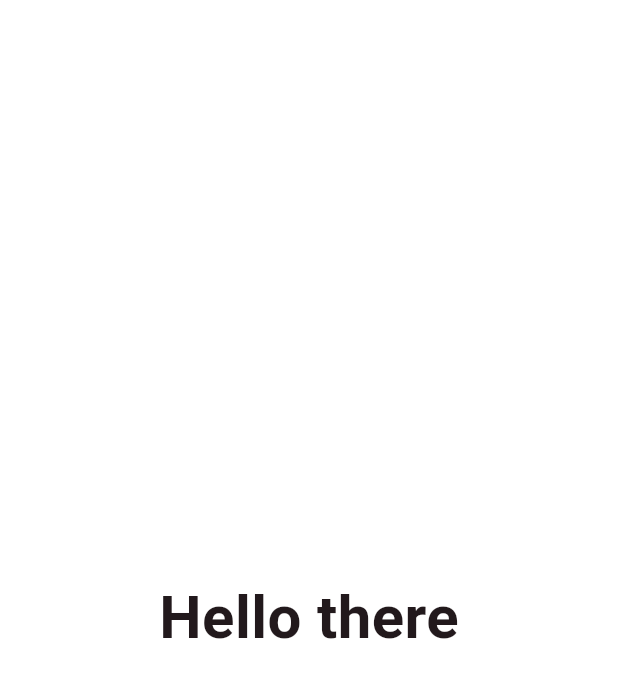
After one commit to ManuelAlex/random_background_color, a Flutter app: the screen it shows after launch, on a phone screen of 412 x 824 dp. The commit adds this screen. Shown: the top 678 px of the screen. Run offline on Flutter 3.47's test engine with Material 3 defaults, Android fonts, the phone set to English and light mode, and no system bars.

Commit message:
added assistive touch menu with reset button

```diff
--- a/lib/random_background_color.dart
+++ b/lib/random_background_color.dart
@@ -1,7 +1,7 @@
-
-
 import 'package:flutter/material.dart';
 import 'package:random_background_color/rgb_color_generator.dart';
+import 'package:random_background_color/touch_assitance_menu.dart';
+
 /// The class [RandomBackgroundColor] is  the base of the core implementation
 /// of the  random background color  with a center text 'Hello there'
 class RandomBackgroundColor extends StatefulWidget {
@@ -15,41 +15,51 @@ class RandomBackgroundColor extends StatefulWidget {
 class _RandomBackgroundColorState extends State<RandomBackgroundColor> {
   final RgbColorGenerator _rgbIntGenerator = RgbColorGenerator();
 
+  // code aesthetics using getters and setters to set color values
+  Color _backgroundColor = RgbColorGenerator.defaultColor;
+  Color get backgroundColor => _backgroundColor;
+  set backgroundColor(Color color) => setState(() {
+        _backgroundColor = color;
+      });
+  final MenuController _menuController = MenuController();
 
+  void _handleSecondaryTapDown(TapDownDetails details) {
+    _menuController.open(position: details.localPosition);
+  }
 
-  // code aesthetics using getters and setters to set color values
-  Color? _backgroundColor;
-  Color? get backgroundColor=>_backgroundColor;
-  set backgroundColor(Color? color)=> setState(() {
-    _backgroundColor=color;
-
-  });
-
-
+  void _handleTap() {
+    // close menu if opened
+    if (_menuController.isOpen) {
+      _menuController.close();
+    } else {
+      // set color value
+      backgroundColor = _rgbIntGenerator.randomColor;
+    }
+  }
 
   @override
   Widget build(BuildContext context) {
-
     return GestureDetector(
-      onTap: () {
-        // set color value
-     backgroundColor=_rgbIntGenerator.randomColor;
-
-        },
+      onTap: _handleTap,
+      onSecondaryTapDown: _handleSecondaryTapDown,
       child: Tooltip(
         message: 'Tap anywhere to generate background color',
-        child: Scaffold(
-
-          backgroundColor: backgroundColor ?? RgbColorGenerator.defaultColor ,
-
-          body: const Center(
-            child:  Text('Hello there',
-            style: TextStyle(
-              fontSize: 40,fontWeight: FontWeight.bold,
+        child: TouchAssitanceMenu(
+          menuController: _menuController,
+          color: backgroundColor,
+          onreset: () => backgroundColor = RgbColorGenerator.defaultColor,
+          child: Scaffold(
+            backgroundColor: backgroundColor,
+            body: const Center(
+              child: Text(
+                'Hello there',
+                style: TextStyle(
+                  fontSize: 40,
+                  fontWeight: FontWeight.bold,
+                ),
               ),
-              ),
+            ),
           ),
-
         ),
       ),
     );
--- /dev/null
+++ b/lib/touch_assitance_menu.dart
@@ -0,0 +1,72 @@
+import 'package:flutter/material.dart';
+import 'package:random_background_color/legend_item.dart';
+
+/// An Assitive menu to show the currnent rgb color values
+class TouchAssitanceMenu extends StatefulWidget {
+  /// [TouchAssitanceMenu] contructor
+  const TouchAssitanceMenu({
+    required this.child,
+    required this.menuController,
+    required this.color,
+    required this.onreset,
+    super.key,
+  });
+
+  /// The child of this widget
+  final Widget child;
+
+  /// controller for [MenuAnchor]
+  final MenuController menuController;
+
+  /// VoidCallback that resets the background color to it default color
+  final VoidCallback onreset;
+
+  /// current color of the background
+  final Color color;
+
+  @override
+  State<TouchAssitanceMenu> createState() => _TouchAssitanceMenuState();
+}
+
+class _TouchAssitanceMenuState extends State<TouchAssitanceMenu> {
+  @override
+  Widget build(BuildContext context) {
+    return MenuAnchor(
+      controller: widget.menuController,
+      menuChildren: [
+        Column(
+          crossAxisAlignment: CrossAxisAlignment.start,
+          children: [
+            Row(
+              children: [
+                IconButton(
+                  tooltip: 'Tap to reset color',
+                  onPressed: widget.onreset,
+                  icon: const Icon(
+                    Icons.restart_alt,
+                  ),
+                ),
+              ],
+            ),
+            LegendItem(
+              color: Colors.red,
+              text: 'Red (${(widget.color.r * 255).round()})',
+              size: 20,
+            ),
+            LegendItem(
+              color: Colors.green,
+              text: 'Green(${(widget.color.g * 255).round()})',
+              size: 20,
+            ),
+            LegendItem(
+              color: Colors.blue,
+              text: 'Blue(${(widget.color.b * 255).round()})',
+              size: 20,
+            ),
+          ],
+        ),
+      ],
+      child: widget.child,
+    );
+  }
+}
```
Also changed, not shown: lib/legend_item.dart (added, +44 -0 lines), lib/rgb_color_generator.dart (+6 -9 lines), 1 other file.
